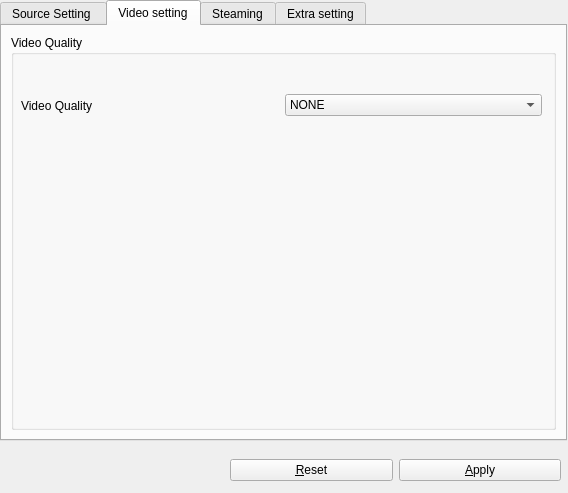
Above: src/freeseer/configtool/forms/freeseer_configtool_ui.ui from Freeseer/freeseer before the change. Below: the same form after it.
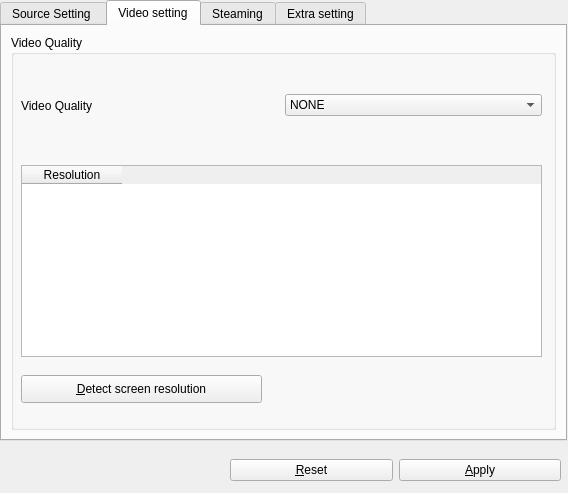
That is the form after the change. The open tabs and pages were chosen to show the change. Icons and pictures are not drawn.

Commit message: add muti-screen size detection

```diff
--- a/src/freeseer/configtool/forms/freeseer_configtool_ui.ui
+++ b/src/freeseer/configtool/forms/freeseer_configtool_ui.ui
@@ -365,6 +365,37 @@
          </item>
         </layout>
        </widget>
+       <widget class="QPushButton" name="pushButton_derectScreenResoltion">
+        <property name="geometry">
+         <rect>
+          <x>10</x>
+          <y>340</y>
+          <width>241</width>
+          <height>28</height>
+         </rect>
+        </property>
+        <property name="text">
+         <string>&amp;Detect screen resolution</string>
+        </property>
+       </widget>
+       <widget class="QTableWidget" name="tableWidget_screenResolution">
+        <property name="geometry">
+         <rect>
+          <x>10</x>
+          <y>130</y>
+          <width>521</width>
+          <height>192</height>
+         </rect>
+        </property>
+        <property name="editTriggers">
+         <set>QAbstractItemView::NoEditTriggers</set>
+        </property>
+        <column>
+         <property name="text">
+          <string>Resolution</string>
+         </property>
+        </column>
+       </widget>
       </widget>
      </item>
     </layout>
```
Left out of the diff: 135 changed lines with no effect on the pictures. The commit also changes 2 other files.
